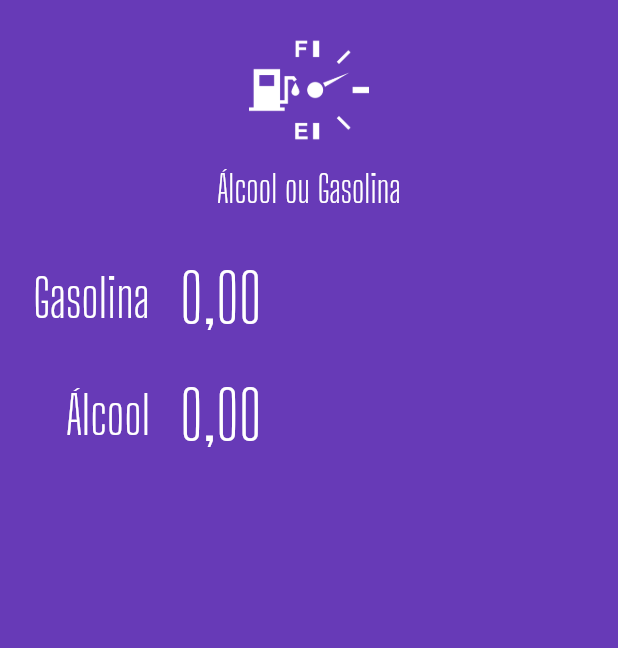
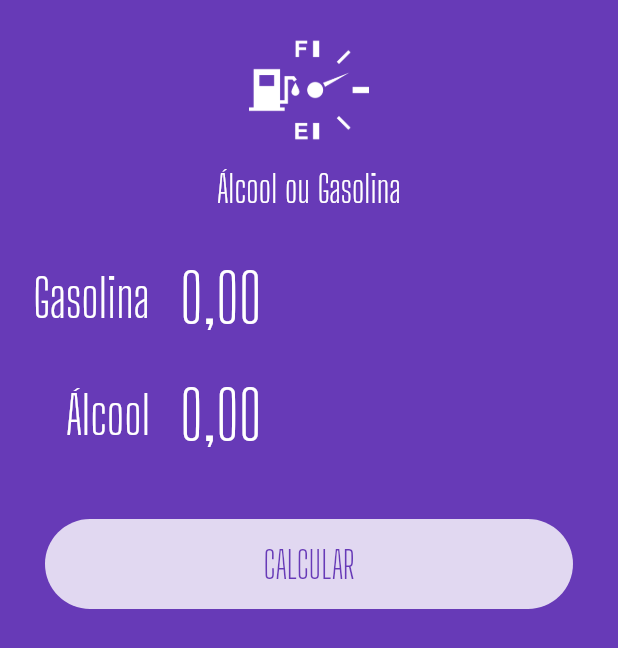
Before and after one commit to oliversieto/alcool_gasolina_flutter, a Flutter app: the screen it shows after launch, on a phone screen of 412 x 824 dp. Shown: the top 648 px of the screen. Run offline on Flutter 3.47's test engine with Material 2 defaults, Android fonts, the phone set to English and light mode, and no system bars; our stand-ins replace flutter_masked_text.

Commit message:
refactor: criado o botão para efetuar o cálculo

```diff
--- a/lib/main.dart
+++ b/lib/main.dart
@@ -41,6 +41,25 @@
             label: 'Álcool',
             ctrl: _alcCtrl,
           ),
+          Container(
+            margin: EdgeInsets.all(30),
+            height: 60,
+            decoration: BoxDecoration(
+              color: Colors.white.withOpacity(0.8),
+              borderRadius: BorderRadius.circular(60),
+            ),
+            child: TextButton(
+              child: Text(
+                'CALCULAR',
+                style: TextStyle(
+                  color: Theme.of(context).primaryColor,
+                  fontSize: 25,
+                  fontFamily: 'Big Shoulders Display',
+                ),
+              ),
+              onPressed: () {},
+            ),
+          )
         ],
       ),
     );
```
